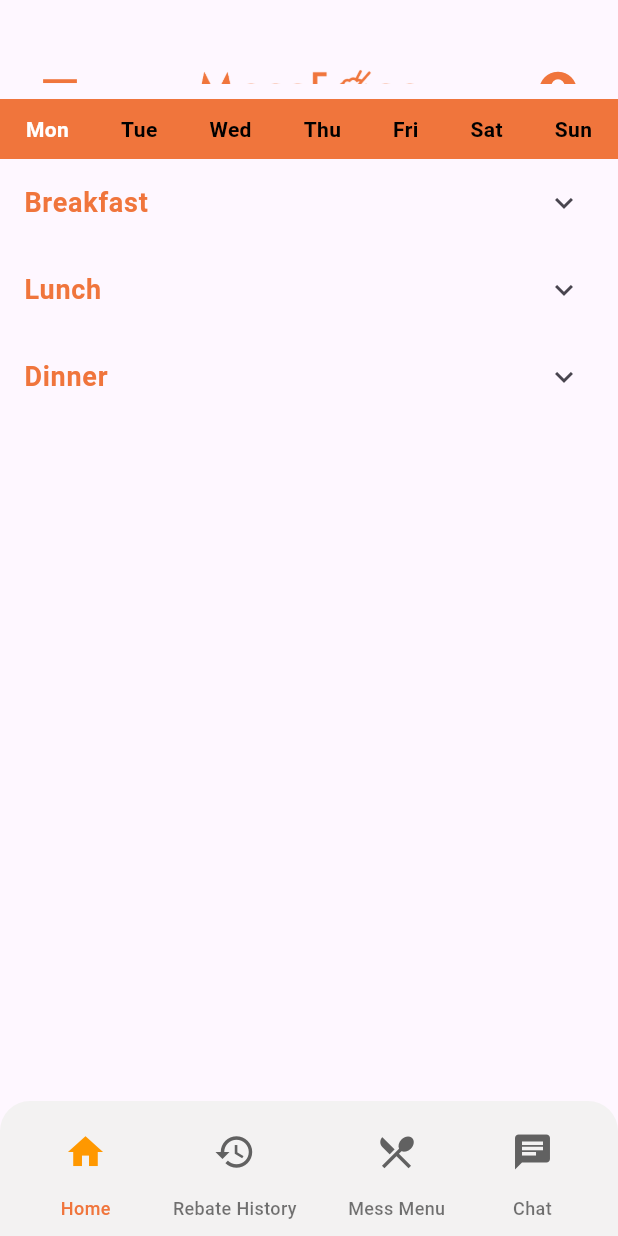
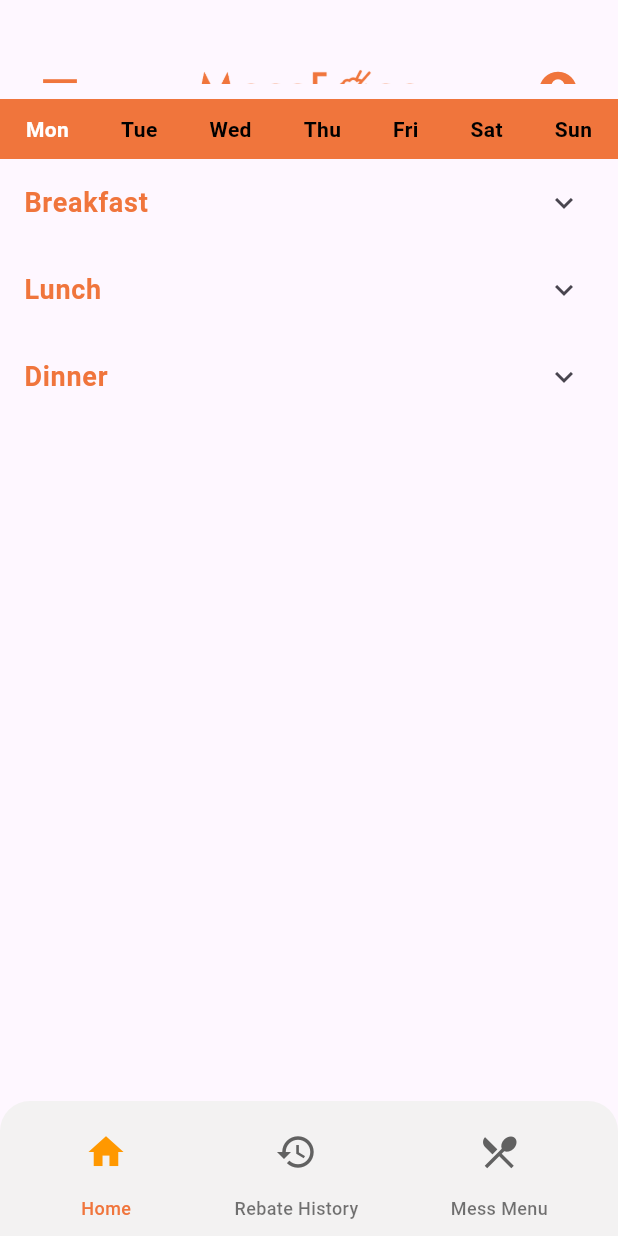
Before and after one commit to tarushi2309/MessEase, a Flutter app: the MessMenuScreen screen opened directly, on a phone screen of 412 x 824 dp. Run offline on Flutter 3.47's test engine with Material 3 defaults, Android fonts, the light colour scheme and no system bars; our stand-ins replace cloud_firestore, firebase_auth, firebase_core, fl_chart, flutter_svg, image_picker; accounts and stored records are empty.

Commit message:
handling merge conflicts

```diff
--- a/flutter_application_1/lib/components/footer.dart
+++ b/flutter_application_1/lib/components/footer.dart
@@ -1,8 +1,8 @@
 import 'package:flutter/material.dart';
+
 import '../pages/home.dart';
 import '../pages/messmenu.dart';
 import '../pages/rebate_history.dart';
-import '../pages/chat.dart';
 
 
 class CustomNavigationBar extends StatefulWidget {
@@ -17,7 +17,7 @@ class _CustomNavigationBarState extends State<CustomNavigationBar> {
     {'icon': Icons.home, 'label': 'Home', 'route': HomeScreen()},
     {'icon': Icons.history, 'label': 'Rebate History', 'route': RebateHistoryScreen()},
     {'icon': Icons.restaurant_menu, 'label': 'Mess Menu', 'route': MessMenuScreen()},
-    {'icon': Icons.chat, 'label': 'Chat', 'route': ChatScreen()},
+    //{'icon': Icons.chat, 'label': 'Chat', 'route': ChatScreen()},
   ];
 
   void _onItemTapped(int index) {
--- a/flutter_application_1/lib/pages/RebateForm.dart
+++ b/flutter_application_1/lib/pages/RebateForm.dart
@@ -118,7 +118,7 @@ class _RebateFormPageState extends State<RebateFormPage> {
               ),
             ),
           ),
-          CustomNavigationBar(selectedIndex: 1), // Footer
+          CustomNavigationBar(), // Footer
         ],
       ),
     );
--- a/flutter_application_1/lib/pages/messmenu.dart
+++ b/flutter_application_1/lib/pages/messmenu.dart
@@ -248,7 +248,7 @@ class _MessMenuScreenState extends State<MessMenuScreen> {
           ),
         ],
       ),
-      bottomNavigationBar: CustomNavigationBar(selectedIndex: 2),
+      bottomNavigationBar: CustomNavigationBar(),
     );
   }
 }
--- a/flutter_application_1/lib/pages/user.dart
+++ b/flutter_application_1/lib/pages/user.dart
@@ -135,7 +135,7 @@ class _UserScreenState extends State<UserScreen> {
                     ),
                   ),
           ),
-          CustomNavigationBar(selectedIndex: 0),
+          CustomNavigationBar(),
         ],
       ),
     );
@@ -279,7 +279,7 @@ class _UserPageState extends State<UserPage> {
               ),
             ),
           ),
-          CustomNavigationBar(selectedIndex: 0),
+          CustomNavigationBar(),
         ],
       ),
     );
--- a/flutter_application_1/pubspec.yaml
+++ b/flutter_application_1/pubspec.yaml
@@ -32,6 +32,8 @@ dependencies:
     sdk: flutter
   flutter_svg: ^1.0.3
   google_fonts: ^3.0.1
+  fl_chart: ^0.66.0
+  image_picker: ^0.8.4+4
 
   # The following adds the Cupertino Icons font to your application.
   # Use with the CupertinoIcons class for iOS style icons.
```
Also changed, not shown: flutter_application_1/lib/components/header.dart (+3 -4 lines), flutter_application_1/lib/components/navbar.dart (+4 -4 lines), flutter_application_1/lib/main.dart (+5 -7 lines), flutter_application_1/lib/pages/home.dart (+4 -3 lines), flutter_application_1/lib/pages/chat.dart (added), flutter_application_1/pubspec.lock, 5 other files.
